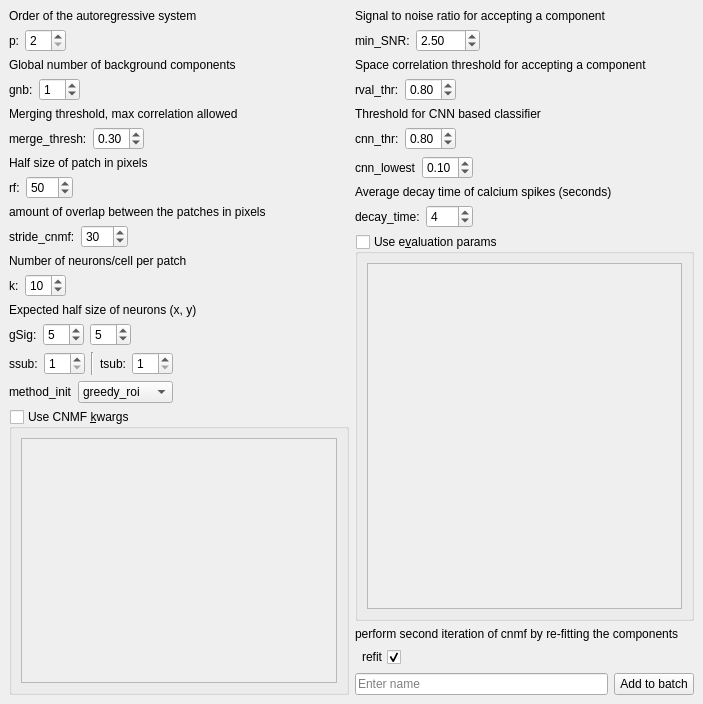
First picture: the form in mesmerize/viewer/modules/ui_files/cnmf_pytemplate.ui, repository kushalkolar/MESmerize, before the edit.
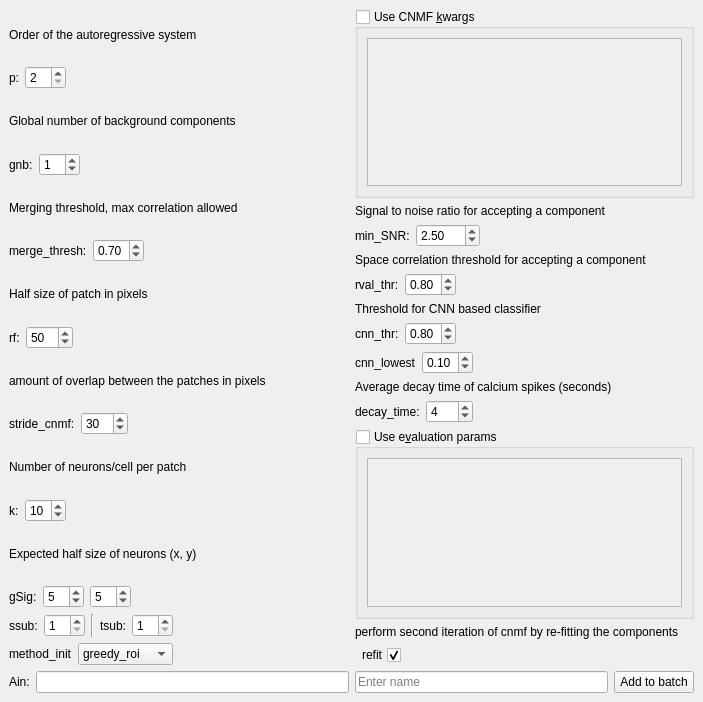
Second picture: the form after the edit.

Commit message: lots of changes to cnmf(e) modules & run scripts to make them cleaner. back-end ManagerCNMFROI and ManagerVolCNMF cleaned up so that they just take the cnmf results data dict that comes directly from the hdf5 file. This dict is also saved when the ROI states are saved. NOT TESTED.

The edit to the form file:
```diff
--- a/mesmerize/viewer/modules/ui_files/cnmf_pytemplate.ui
+++ b/mesmerize/viewer/modules/ui_files/cnmf_pytemplate.ui
@@ -10,7 +10,7 @@
     <x>0</x>
     <y>0</y>
     <width>703</width>
-    <height>704</height>
+    <height>702</height>
    </rect>
   </property>
   <property name="floating">
@@ -20,7 +20,7 @@
    <string>&amp;CNMF</string>
   </property>
   <widget class="QWidget" name="dockWidgetContents">
-   <layout class="QHBoxLayout" name="horizontalLayout_5">
+   <layout class="QHBoxLayout" name="horizontalLayout_6">
     <item>
      <layout class="QVBoxLayout" name="verticalLayout">
       <item>
@@ -136,7 +136,7 @@
            <double>0.050000000000000</double>
           </property>
           <property name="value">
-           <double>0.300000000000000</double>
+           <double>0.700000000000000</double>
           </property>
          </widget>
         </item>
@@ -442,6 +442,24 @@
        </layout>
       </item>
       <item>
+       <layout class="QHBoxLayout" name="horizontalLayout_5">
+        <item>
+         <widget class="QLabel" name="label_5">
+          <property name="text">
+           <string>Ain:</string>
+          </property>
+         </widget>
+        </item>
+        <item>
+         <widget class="QLineEdit" name="lineEditAin"/>
+        </item>
+       </layout>
+      </item>
+     </layout>
+    </item>
+    <item>
+     <layout class="QVBoxLayout" name="verticalLayout_2">
+      <item>
        <widget class="QGroupBox" name="groupBox_cnmf_kwargs">
         <property name="toolTip">
          <string>You can enter additional kwargs to pass for CNMF instantiation.
@@ -471,10 +489,6 @@
         </layout>
        </widget>
       </item>
-     </layout>
-    </item>
-    <item>
-     <layout class="QVBoxLayout" name="verticalLayout_2">
       <item>
        <widget class="QLabel" name="label_20">
         <property name="text">
```
Left out of the diff: 1 changed line with no effect on the pictures. The commit also changes 9 other files.
